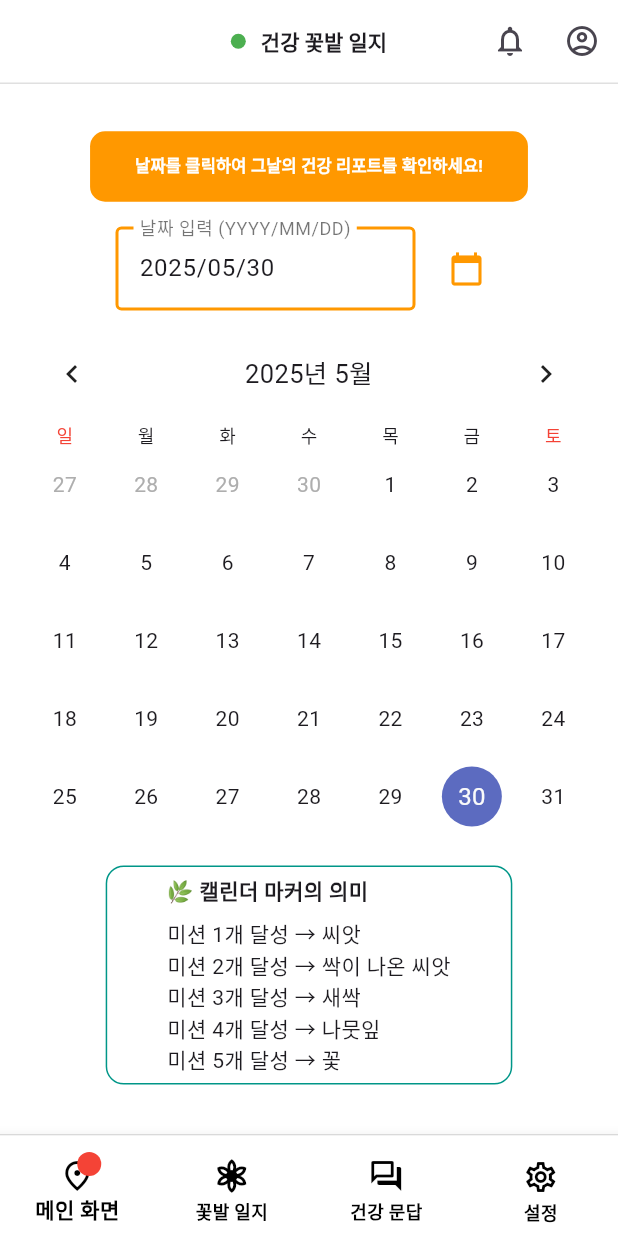
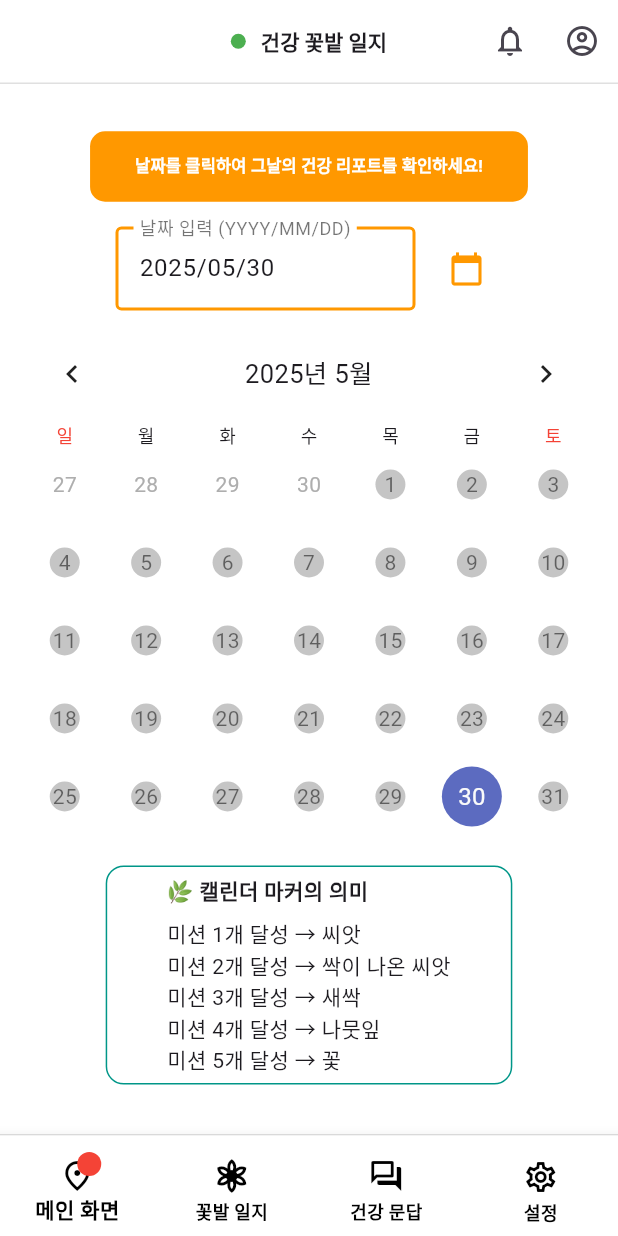
Before and after one commit to CapstonProduct/day_in_bloom_v1, a Flutter app: the HomeCalendarScreen screen opened by its route, on a phone screen of 412 x 824 dp. Run offline on Flutter 3.47's test engine with Material 3 defaults, Android fonts, the phone set to English and light mode, and no system bars; drawn by our look-alikes of table_calendar; our stand-ins replace dio, firebase_core, firebase_messaging, flutter_dotenv, flutter_local_notifications, flutter_native_splash and 5 more; missing offline and left inert: easy_pdf_viewer, flutter_inappwebview; accounts and stored records are empty; network calls fail.

Commit message:
Fix: Add markers & grey circle(hasReport != true) on calendar

```diff
--- a/lib/widgets/calendar.dart
+++ b/lib/widgets/calendar.dart
@@ -18,7 +18,7 @@ class _CalendarWidgetState extends State<CalendarWidget> {
   DateTime? _focusedDay;
   DateTime? _selectedDay;
   final TextEditingController _dateController = TextEditingController();
-  Map<String, String> _markerMap = {}; // 'yyyy-MM-dd': marker_type
+  Map<String, Map<String, dynamic>> _markerMap = {};
 
   @override
   void initState() {
@@ -33,8 +33,9 @@ class _CalendarWidgetState extends State<CalendarWidget> {
     final encodedId = await FitbitAuthService.getUserId();
     if (encodedId == null) return;
 
-    final uri = Uri.parse('https://1hncugwld2.execute-api.ap-northeast-2.amazonaws.com/default/get-mission-state')
-        .replace(queryParameters: {'encodedId': encodedId});
+    final uri = Uri.parse(
+      'https://1hncugwld2.execute-api.ap-northeast-2.amazonaws.com/default/get-mission-state',
+    ).replace(queryParameters: {'encodedId': encodedId});
 
     try {
       final response = await http.get(uri, headers: {'Content-Type': 'application/json'});
@@ -43,9 +44,11 @@ class _CalendarWidgetState extends State<CalendarWidget> {
         setState(() {
           _markerMap = {
             for (var item in markerData)
-              DateFormat('yyyy-MM-dd').format(DateTime.parse(item['date'])): item['marker_type']
+              DateFormat('yyyy-MM-dd').format(DateTime.parse(item['date'])): {
+                'marker_type': item['marker_type'],
+                'has_report': item['has_report'] ?? false,
+              }
           };
-          debugPrint('정규화된 마커 데이터: $_markerMap');
         });
       } else {
         debugPrint('마커 데이터 로드 실패: ${response.statusCode} ${response.body}');
@@ -54,7 +57,6 @@ class _CalendarWidgetState extends State<CalendarWidget> {
       debugPrint('마커 API 호출 에러: $e');
     }
   }
-
 
   void _updateTextField() {
     if (_selectedDay != null) {
@@ -166,20 +168,52 @@ class _CalendarWidgetState extends State<CalendarWidget> {
           calendarBuilders: CalendarBuilders(
             defaultBuilder: (context, date, _) {
               final key = DateFormat('yyyy-MM-dd').format(date);
-              final marker = _markerMap[key];
+              final data = _markerMap[key];
+
+              final marker = data?['marker_type'];
+              final hasReport = data?['has_report'];
+
+              Widget dayText = Text(
+                '${date.day}',
+                style: TextStyle(color: Colors.black),
+              );
+
+              List<Widget> children = [dayText];
+
+              if (hasReport != true) {
+                children.add(
+                  Opacity(
+                    opacity: 0.6,
+                    child: Container(
+                      width: 20,
+                      height: 20,
+                      decoration: BoxDecoration(
+                        color: Colors.grey,
+                        shape: BoxShape.circle,
+                      ),
+                    ),
+                  ),
+                );
+              }
 
               if (marker != null && marker != 'none') {
-                return Center(
+                children.add(
+                  Opacity(
+                    opacity: 0.4,
                     child: Image.asset(
                       getImagePathFromMarker(marker),
                       width: 35,
                       height: 35,
                       fit: BoxFit.contain,
                     ),
+                  ),
                 );
               }
 
-              return Center(child: Text('${date.day}'));
+              return Stack(
+                alignment: Alignment.center,
+                children: children,
+              );
             },
           ),
         ),
@@ -201,6 +235,6 @@ String getImagePathFromMarker(String marker) {
     case 'flower':
       return 'assets/flower_phase/flower_phase4.png';
     default:
-      return ''; // none or undefined
+      return '';
   }
 }
```
Lines whose indentation alone changed are shown as unchanged.
